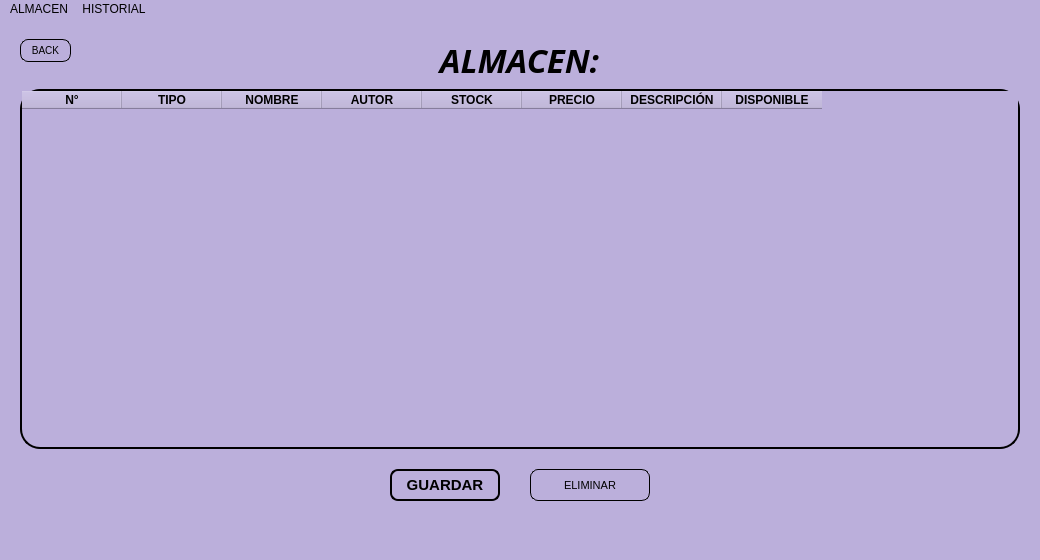
This is BIBLIOTECA_PROY/assets/list_consulta.ui in mixano611/PROYECTO_PRG_POO_PY as Qt 5 draws it before an edit. The edited form follows.
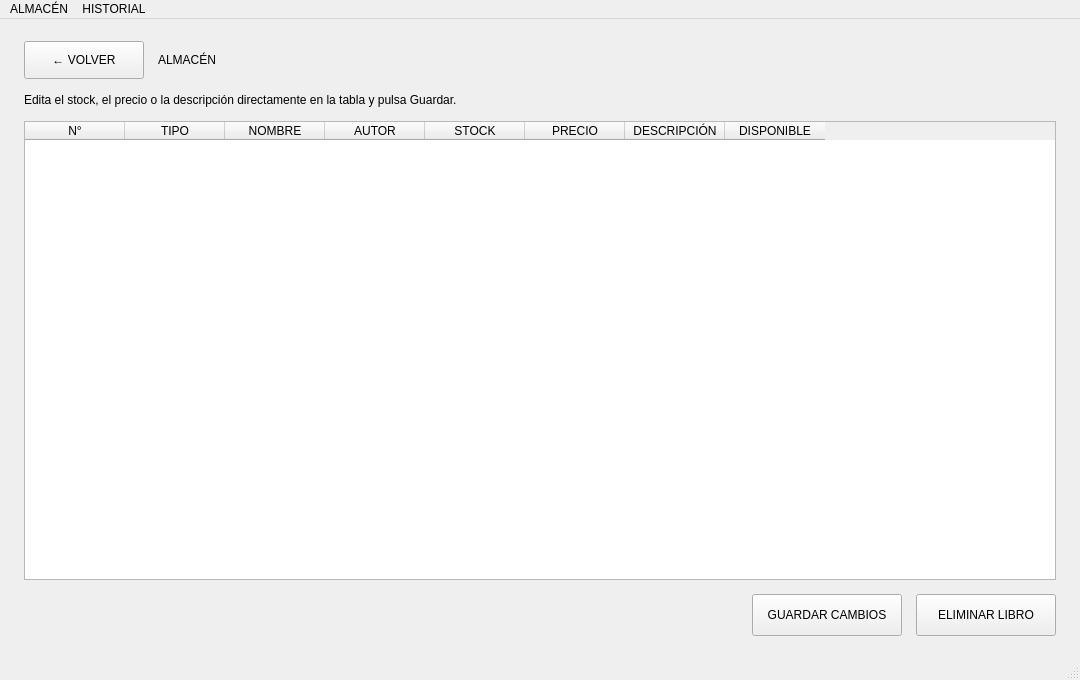
This is the edited form.

Commit message: CAMBIOS DE ESTILO PARTE 1

```diff
--- a/BIBLIOTECA_PROY/assets/list_consulta.ui
+++ b/BIBLIOTECA_PROY/assets/list_consulta.ui
@@ -6,240 +6,174 @@
    <rect>
     <x>0</x>
     <y>0</y>
-    <width>1040</width>
-    <height>560</height>
+    <width>1080</width>
+    <height>680</height>
    </rect>
   </property>
   <property name="windowTitle">
    <string>MainWindow</string>
   </property>
-  <property name="styleSheet">
-   <string notr="true">background-color: #BBAFDB</string>
-  </property>
   <widget class="QWidget" name="centralwidget">
-   <widget class="QLabel" name="label">
-    <property name="geometry">
-     <rect>
-      <x>414</x>
-      <y>20</y>
-      <width>211</width>
-      <height>41</height>
-     </rect>
+   <layout class="QVBoxLayout" name="layoutPrincipal">
+    <property name="leftMargin">
+     <number>24</number>
     </property>
-    <property name="font">
-     <font>
-      <family>Cascadia Code</family>
-      <pointsize>25</pointsize>
-      <weight>75</weight>
-      <italic>true</italic>
-      <bold>true</bold>
-     </font>
+    <property name="topMargin">
+     <number>22</number>
     </property>
+    <property name="rightMargin">
+     <number>24</number>
+    </property>
+    <property name="bottomMargin">
+     <number>22</number>
+    </property>
+    <property name="spacing">
+     <number>14</number>
+    </property>
+    <item>
+     <layout class="QHBoxLayout" name="barraSuperior">
+      <item>
+       <widget class="QPushButton" name="pushButton">
+        <property name="minimumSize">
+         <size>
+          <width>120</width>
+          <height>38</height>
+         </size>
+        </property>
+        <property name="maximumSize">
+         <size>
+          <width>120</width>
+          <height>38</height>
+         </size>
+        </property>
     <property name="text">
-     <string>ALMACEN:</string>
-    </property>
-    <property name="alignment">
-     <set>Qt::AlignCenter</set>
-    </property>
-   </widget>
+         <string>← VOLVER</string>
+        </property>
+       </widget>
+      </item>
+      <item>
+       <widget class="QLabel" name="LblTitulo">
+        <property name="text">
+         <string>ALMACÉN</string>
+        </property>
+       </widget>
+      </item>
+      <item>
+       <spacer name="espacioBarra">
+        <property name="orientation">
+         <enum>Qt::Horizontal</enum>
+        </property>
+        <property name="sizeHint" stdset="0">
+         <size>
+          <width>40</width>
+          <height>20</height>
+         </size>
+        </property>
+       </spacer>
+      </item>
+     </layout>
+    </item>
+    <item>
+     <widget class="QLabel" name="LblSubtitulo">
+      <property name="text">
+       <string>Edita el stock, el precio o la descripción directamente en la tabla y pulsa Guardar.</string>
+      </property>
+     </widget>
+    </item>
+    <item>
    <widget class="QTableWidget" name="tableWidget">
-    <property name="geometry">
-     <rect>
-      <x>20</x>
-      <y>70</y>
-      <width>1000</width>
-      <height>360</height>
-     </rect>
-    </property>
-    <property name="styleSheet">
-     <string notr="true">QTableWidget{
-	border: 2px solid #000000;
-	border-radius: 20px;
-	background-color: #BBAFDB;
-	color: black;
-	font-size: 13px;
-	cursor: pointer;
-  	transition: transform 0.2s ease, background-color 0.2s ease;
-}</string>
+      <property name="sizePolicy">
+       <sizepolicy hsizetype="Expanding" vsizetype="Expanding">
+        <horstretch>1</horstretch>
+        <verstretch>1</verstretch>
+       </sizepolicy>
     </property>
     <column>
      <property name="text">
       <string>N°</string>
      </property>
-     <property name="font">
-      <font>
-       <weight>75</weight>
-       <bold>true</bold>
-      </font>
-     </property>
     </column>
     <column>
      <property name="text">
       <string>TIPO</string>
      </property>
-     <property name="font">
-      <font>
-       <weight>75</weight>
-       <bold>true</bold>
-      </font>
-     </property>
     </column>
     <column>
      <property name="text">
       <string>NOMBRE</string>
      </property>
-     <property name="font">
-      <font>
-       <weight>75</weight>
-       <bold>true</bold>
-      </font>
-     </property>
     </column>
     <column>
      <property name="text">
       <string>AUTOR</string>
      </property>
-     <property name="font">
-      <font>
-       <weight>75</weight>
-       <bold>true</bold>
-      </font>
-     </property>
     </column>
     <column>
      <property name="text">
       <string>STOCK</string>
      </property>
-     <property name="font">
-      <font>
-       <weight>75</weight>
-       <bold>true</bold>
-      </font>
-     </property>
     </column>
     <column>
      <property name="text">
       <string>PRECIO</string>
      </property>
-     <property name="font">
-      <font>
-       <weight>75</weight>
-       <bold>true</bold>
-      </font>
-     </property>
     </column>
     <column>
      <property name="text">
       <string>DESCRIPCIÓN</string>
      </property>
-     <property name="font">
-      <font>
-       <weight>75</weight>
-       <bold>true</bold>
-      </font>
-     </property>
     </column>
     <column>
      <property name="text">
       <string>DISPONIBLE</string>
      </property>
-     <property name="font">
-      <font>
-       <weight>75</weight>
-       <bold>true</bold>
-      </font>
-     </property>
-    </column>
-   </widget>
-   <widget class="QPushButton" name="pushButton">
-    <property name="geometry">
-     <rect>
-      <x>20</x>
-      <y>20</y>
-      <width>51</width>
-      <height>23</height>
-     </rect>
-    </property>
-    <property name="styleSheet">
-     <string notr="true">QPushButton{
-	border: 1px solid #000000;
-	border-radius: 8px;
-	background-color: #BBAFDB;
-	color: black;
-	font-size: 10px;
-	cursor: pointer;
-  	transition: transform 0.2s ease, background-color 0.2s ease;
-}
-
-QPushButton:hover {
- 	background-color: #8E7CC3;
-}</string>
-    </property>
-    <property name="text">
-     <string>BACK</string>
-    </property>
-   </widget>
+      </column>
+     </widget>
+    </item>
+    <item>
+     <layout class="QHBoxLayout" name="piePagina">
+      <item>
+       <spacer name="espacioPie">
+        <property name="orientation">
+         <enum>Qt::Horizontal</enum>
+        </property>
+        <property name="sizeHint" stdset="0">
+         <size>
+          <width>40</width>
+          <height>20</height>
+         </size>
+        </property>
+       </spacer>
+      </item>
+      <item>
    <widget class="QPushButton" name="btnGuardar">
-    <property name="geometry">
-     <rect>
-      <x>390</x>
-      <y>450</y>
-      <width>110</width>
-      <height>32</height>
-     </rect>
-    </property>
-    <property name="font">
-     <font>
-      <pointsize>-1</pointsize>
-      <weight>75</weight>
-      <bold>true</bold>
-     </font>
-    </property>
-    <property name="styleSheet">
-     <string notr="true">QPushButton{
-	border: 2px solid #000000;
-	border-radius: 8px;
-	background-color: #BBAFDB;
-	color: black;
-	font-size: 15px;
-	cursor: pointer;
-  	transition: transform 0.2s ease, background-color 0.2s ease;
-}
-
-QPushButton:hover {
- 	background-color: #8E7CC3;
-}</string>
+        <property name="minimumSize">
+         <size>
+          <width>150</width>
+          <height>42</height>
+         </size>
     </property>
     <property name="text">
-     <string>GUARDAR</string>
-    </property>
-   </widget>
+         <string>GUARDAR CAMBIOS</string>
+        </property>
+       </widget>
+      </item>
+      <item>
    <widget class="QPushButton" name="btnEliminar">
-    <property name="geometry">
-     <rect>
-      <x>530</x>
-      <y>450</y>
-      <width>120</width>
-      <height>32</height>
-     </rect>
-    </property>
-    <property name="styleSheet">
-     <string notr="true">QPushButton{
-	border: 1px solid #000000;
-	border-radius: 8px;
-	background-color: #BBAFDB;
-	color: black;
-	font-size: 11px;
-	cursor: pointer;
-}
-QPushButton:hover {
-	background-color: #8E7CC3;
-}</string>
+        <property name="minimumSize">
+         <size>
+          <width>140</width>
+          <height>42</height>
+         </size>
      </property>
     <property name="text">
-     <string>ELIMINAR</string>
-    </property>
-   </widget>
+         <string>ELIMINAR LIBRO</string>
+        </property>
+       </widget>
+      </item>
+     </layout>
+    </item>
+   </layout>
   </widget>
   <widget class="QStatusBar" name="statusbar"/>
   <widget class="QMenuBar" name="menubar">
@@ -247,13 +181,13 @@
     <rect>
      <x>0</x>
      <y>0</y>
-     <width>1040</width>
+     <width>1080</width>
      <height>26</height>
     </rect>
    </property>
    <widget class="QMenu" name="menuALMACEN">
     <property name="title">
-     <string>ALMACEN</string>
+     <string>ALMACÉN</string>
     </property>
    </widget>
    <widget class="QMenu" name="menuHISTORIAL">
```
Lines whose indentation alone changed are shown as unchanged. The commit also changes 19 other files.
